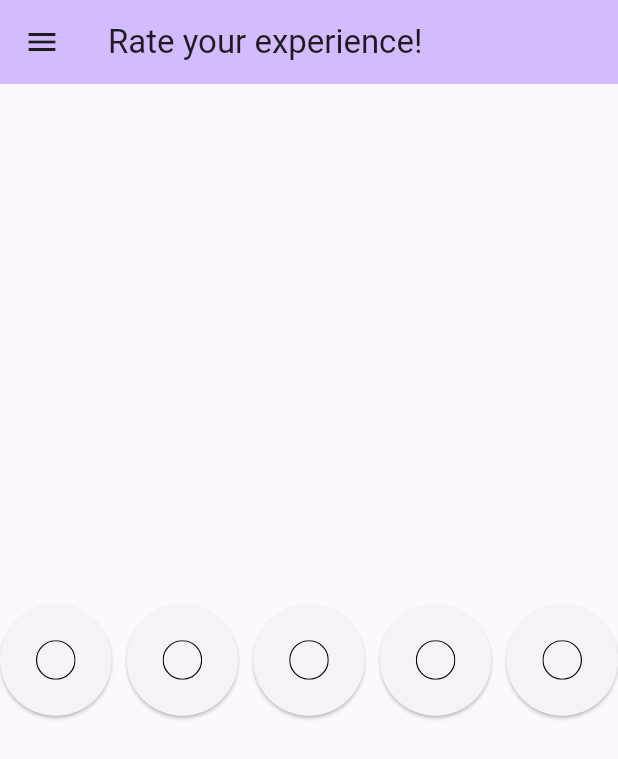
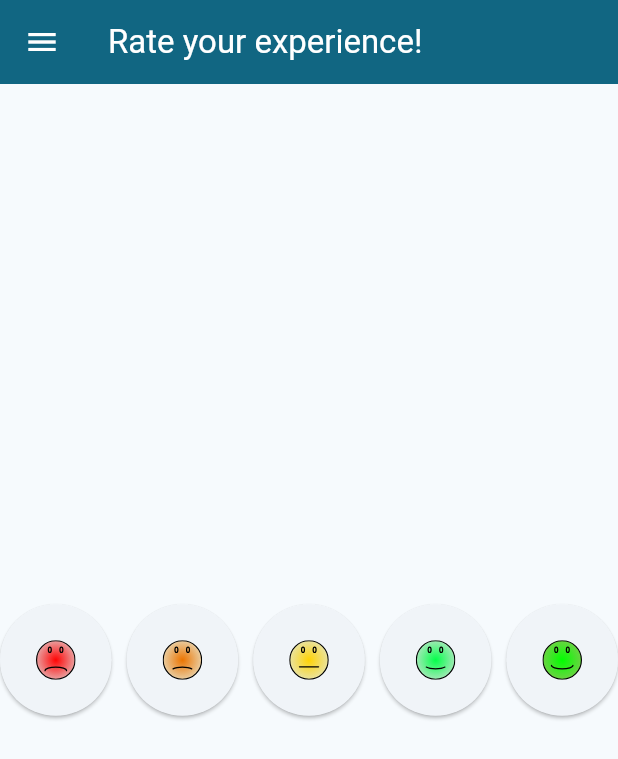
Before and after one commit to vw-wob-it-edu-ngitl/flutter_rating_app, a Flutter app: the screen it shows after launch, on a phone screen of 412 x 824 dp. Shown: the top 759 px of the screen. Run offline on Flutter 3.47's test engine with Material 2 defaults, Android fonts, the light colour scheme and no system bars; our stand-ins replace flutter_svg.

Commit message:
Added individual rating icons, app icon and +1 animation for ratings

```diff
--- /dev/null
+++ b/assets/images/svg/requirements.txt
@@ -0,0 +1 @@
+inkscape_layer_utils
--- a/lib/main.dart
+++ b/lib/main.dart
@@ -11,15 +11,14 @@ void main() {
 class MyApp extends StatelessWidget {
   const MyApp({super.key});
 
-  // This widget is the root of your application.
   @override
   Widget build(BuildContext context) {
     return ChangeNotifierProvider(
       create: (context) => RatingAppModel(),
       child: MaterialApp(
-        title: 'Flutter Demo',
+        title: 'Rating App',
         theme: ThemeData(
-          colorScheme: ColorScheme.fromSeed(seedColor: Colors.deepPurple),
+          colorScheme: ColorScheme.fromSeed(seedColor: Colors.blueGrey),
           useMaterial3: true,
         ),
         home: const MyHomePage(title: 'Rate your experience!'),
@@ -70,8 +69,6 @@ class _MyHomePageState extends State<MyHomePage> {
   void onRating(Rating rating) {
     var ratingAppModel = context.read<RatingAppModel>();
     ratingAppModel.addRating(rating);
-    print(ratingAppModel.getRating(rating));
-    print(rating);
   }
 
   @override
@@ -91,8 +88,16 @@ class _MyHomePageState extends State<MyHomePage> {
 
     return Scaffold(
       appBar: AppBar(
-        backgroundColor: Theme.of(context).colorScheme.inversePrimary,
-        title: Text(widget.title),
+        backgroundColor: Theme.of(context).colorScheme.primary,
+        title: Text(widget.title, style: const TextStyle(color: Colors.white),),
+        leading: Builder(
+          builder: (BuildContext context) {
+            return IconButton(
+              icon: const Icon(Icons.menu, color: Colors.white),
+              onPressed: () => Scaffold.of(context).openDrawer(),
+            );
+          }
+        ),
       ),
       drawer: buildDrawer(context),
       body: page,
@@ -107,7 +112,7 @@ class _MyHomePageState extends State<MyHomePage> {
         children: [
           const DrawerHeader(
             child: Text(
-              'Drawer Header',
+              'Menu',
             ),
           ),
           ListTile(
--- a/lib/ratings_view.dart
+++ b/lib/ratings_view.dart
@@ -40,26 +40,26 @@ class RatingView extends StatelessWidget {
 }
 
 
-class EmojiButton extends StatelessWidget {
-  const EmojiButton({
+class EmojiButton extends StatefulWidget {
+  EmojiButton({
     super.key,
     required this.rating,
     required this.onClicked
   });
 
-  const EmojiButton.veryLow({super.key, required this.onClicked}) :
+  EmojiButton.veryLow({super.key, required this.onClicked}) :
         rating = Rating.veryLow;
 
-  const EmojiButton.low({super.key, required this.onClicked}) :
+  EmojiButton.low({super.key, required this.onClicked}) :
         rating = Rating.low;
 
-  const EmojiButton.medium({super.key, required this.onClicked}) :
+  EmojiButton.medium({super.key, required this.onClicked}) :
         rating = Rating.medium;
 
-  const EmojiButton.high({super.key, required this.onClicked}) :
+  EmojiButton.high({super.key, required this.onClicked}) :
         rating = Rating.high;
 
-  const EmojiButton.veryHigh({super.key, required this.onClicked}) :
+  EmojiButton.veryHigh({super.key, required this.onClicked}) :
         rating = Rating.veryHigh;
 
   final Rating rating;
@@ -67,12 +67,87 @@ class EmojiButton extends StatelessWidget {
   final void Function(Rating) onClicked;
 
   @override
+  State<EmojiButton> createState() => _EmojiButtonState();
+
+  static String getAssetNameByRating(rating) {
+    switch (rating) {
+      case Rating.veryLow:
+        return 'assets/images/svg/ratings/ratings_very_low.svg';
+      case Rating.low:
+        return 'assets/images/svg/ratings/ratings_low.svg';
+      case Rating.medium:
+        return 'assets/images/svg/ratings/ratings_medium.svg';
+      case Rating.high:
+        return 'assets/images/svg/ratings/ratings_high.svg';
+      case Rating.veryHigh:
+        return 'assets/images/svg/ratings/ratings_very_high.svg';
+      default:
+        throw UnimplementedError("Rating $rating is unknown");
+    }
+  }
+}
+
+class _EmojiButtonState extends State<EmojiButton> with SingleTickerProviderStateMixin{
+  late AnimationController controller;
+  late Animation positionAnimation;
+  late Animation opacityAnimation;
+
+  @override
+  void initState() {
+    super.initState();
+    controller =  AnimationController(
+      vsync: this,
+      duration: Duration(milliseconds: 2000),
+      animationBehavior: AnimationBehavior.preserve,
+    );
+    positionAnimation = Tween<AlignmentDirectional>(
+      begin: AlignmentDirectional.center,
+      end: AlignmentDirectional.topCenter,
+    ).animate(CurvedAnimation(
+        parent: controller,
+        curve: Curves.slowMiddle
+    ));
+    opacityAnimation = Tween<double>(
+      begin: 1.0,
+      end: 0.0,
+    ).animate(CurvedAnimation(
+        parent: controller,
+        curve: Curves.easeInOutQuint
+    ));
+
+    controller.addListener(() {
+      setState(() {
+      });
+      if (controller.isCompleted) {
+        controller.reset();
+      }
+    });
+  }
+
+  @override
   Widget build(BuildContext context) {
-    var assetName = getAssetNameByRating(rating);
+    var assetName = EmojiButton.getAssetNameByRating(widget.rating);
+
     return Expanded(
-      child: ElevatedButton(
+      child: Stack(
+        children:
+          [
+            Container(
+              alignment: positionAnimation.value,
+              child: Opacity(
+                opacity: opacityAnimation.value,
+                child: const Text(
+                  '+1',
+                  style: TextStyle(fontSize: 32.0,fontWeight: FontWeight.bold),),
+              ),
+            ),
+            ElevatedButton(
               onPressed: () {
-          onClicked(rating);
+                widget.onClicked(widget.rating);
+                if (controller.isAnimating) {
+                  controller.reset();
+                }
+                controller.forward();
               },
 
               style: ElevatedButton.styleFrom(
@@ -89,23 +164,8 @@ class EmojiButton extends StatelessWidget {
                 ),
               ),
             ),
+          ]
+      ),
     );
   }
-
-  static String getAssetNameByRating(rating) {
-    switch (rating) {
-      case Rating.veryLow:
-        return 'assets/images/svg/emoji.svg';
-      case Rating.low:
-        return 'assets/images/svg/emoji.svg';
-      case Rating.medium:
-        return 'assets/images/svg/emoji.svg';
-      case Rating.high:
-        return 'assets/images/svg/emoji.svg';
-      case Rating.veryHigh:
-        return 'assets/images/svg/emoji.svg';
-      default:
-        throw UnimplementedError("Rating $rating is unknown");
 }
-  }
-}
```
Also changed, not shown: pubspec.yaml (+12 -1 lines), assets/images/svg/emoji.svg (deleted), assets/images/svg/export/rating_very_high.png (added), assets/images/svg/ratings.svg (added), assets/images/svg/ratings/ratings.svg (added), assets/images/svg/ratings/ratings_high.svg (added), assets/images/svg/ratings/ratings_low.svg (added), assets/images/svg/ratings/ratings_medium.svg (added), assets/images/svg/ratings/ratings_very_high.svg (added), assets/images/svg/ratings/ratings_very_low.svg (added), pubspec.lock, 29 other files. Lines whose indentation alone changed are shown as unchanged.
